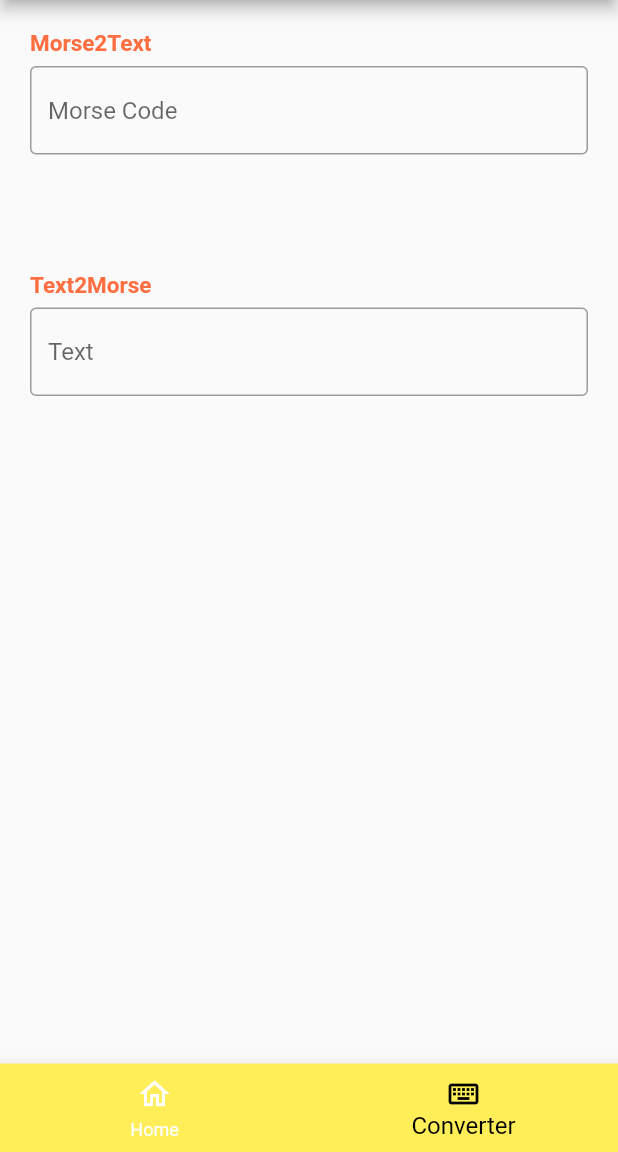
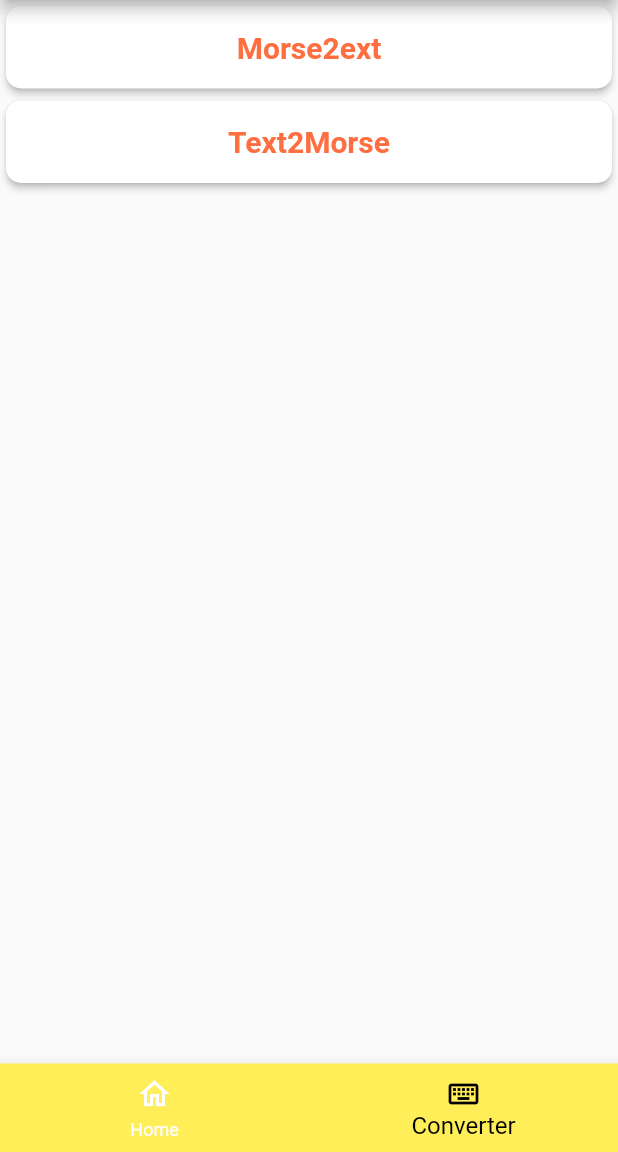
Before and after one commit to Skye023/Morse_Me, a Flutter app: the screen it shows after launch, item 2 of the bottom bar chosen, on a phone screen of 412 x 824 dp, the part 84-1236 px from its top. Run offline on Flutter 3.47's test engine with Material 2 defaults, Android fonts, the phone set to English and light mode, and no system bars; missing offline and left inert: dart:html.

Commit message:
Update Code

```diff
--- a/morse_me_v2/lib/detail.dart
+++ b/morse_me_v2/lib/detail.dart
@@ -1,3 +1,4 @@
+import 'package:flutter/cupertino.dart';
 import 'package:flutter/material.dart';
 import 'overview.dart';
 
--- a/morse_me_v2/lib/main.dart
+++ b/morse_me_v2/lib/main.dart
@@ -1,3 +1,4 @@
+import 'dart:developer';
 import 'dart:html';
 import 'dart:ui';
 
@@ -5,6 +6,7 @@ import 'package:flutter/material.dart';
 
 import 'overview.dart';
 import 'detail.dart';
+import 'converter.dart';
 
 void main() => runApp(const Morse_Me());
 
@@ -32,7 +34,7 @@ class MyStatefulWidget extends StatefulWidget {
 class _MyStatefulWidgetState extends State<MyStatefulWidget> {
   int _selectedIndex = 0;
   static const _converterLabel = TextStyle(
-      fontSize: 15.0,
+      fontSize: 20.0,
       fontWeight: FontWeight.bold,
       color: Colors.deepOrangeAccent);
   static final List<ListView> _widgetOptions = <ListView>[
@@ -49,45 +51,44 @@ class _MyStatefulWidgetState extends State<MyStatefulWidget> {
         );
       },
     ),
-    ListView(
-      padding: const EdgeInsets.all(20.0),
-      children: const <Widget>[
-        Text(
-          'Morse2Text',
-          style: _converterLabel,
-        ),
-        SizedBox(
-          height: 6,
-        ),
-        TextField(
-          decoration: InputDecoration(
-            border: OutlineInputBorder(),
-            hintText: 'Morse Code',
-          ),
-        ),
-        TextButton(
-          onPressed: (),
-          child: Text(''),
-        ),
-        SizedBox(
-          height: 30,
-        ),
-        Text(
-          'Text2Morse',
-          style: _converterLabel,
-        ),
-        SizedBox(
-          height: 6,
-        ),
-        TextField(
-          decoration: InputDecoration(
-            border: OutlineInputBorder(),
-            hintText: 'Text',
-          ),
-        ),
-      ],
+    ListView.builder(
+      itemCount: ConvTypy.typ.length,
+      itemBuilder: (BuildContext context, int index) {
+        return GestureDetector(
+          onTap: () {
+            log('index: '+index.toString());
+            if(index==0){
+              Navigator.push(context, MaterialPageRoute(builder: (context) => const Morse2Text()));
+            }else if(index==1){
+              Navigator.push(context, MaterialPageRoute(builder: (context) => const Text2Morse()));
+            }else{
+              Navigator.push(context, MaterialPageRoute(builder: (context) => const ErrorPage()));
+            }
+          },
+          child: buildConvertType(ConvTypy.typ[index]),
+        );
+      },
     ),
   ];
+
+  static Widget buildConvertType(ConvTypy type){
+    return Card(
+      elevation: 2.0,
+      shape: RoundedRectangleBorder(
+          borderRadius: BorderRadius.circular(10.0)),
+      child: Padding(
+        padding: const EdgeInsets.all(16.0),
+        child: Column(
+          children: <Widget>[
+            Text(
+              type.label,
+              style: _converterLabel,
+            ),
+          ],
+        ),
+      ),
+    );
+  }
 
   static Widget buildInfoCard(Info info) {
     return Card(
--- a/morse_me_v2/lib/overview.dart
+++ b/morse_me_v2/lib/overview.dart
@@ -21,3 +21,9 @@ class Info {
     ),
   ];
 }
+
+class ConvTypy {
+  String label;
+  ConvTypy(this.label);
+  static List<ConvTypy> typ = [ConvTypy('Morse2ext'), ConvTypy('Text2Morse')];
+}
```
Also changed, not shown: morse_me_v2/lib/converter.dart (+78 -0 lines).
